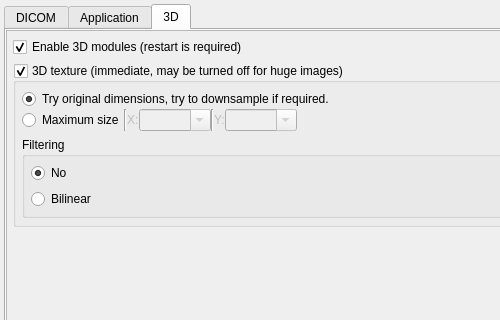
Old version of the form GUI/settingswidget.ui in the repository AlizaMedicalImaging/AlizaMS; both pictures show x 0 to 500 and y 0 to 320 of the 1005 by 620 pixel window.
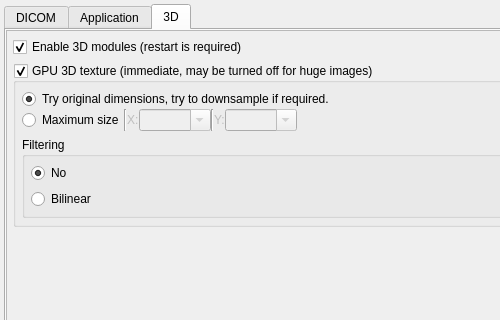
New version of the form. The open tabs and pages were chosen to show the change.

Patch:
```diff
--- a/GUI/settingswidget.ui
+++ b/GUI/settingswidget.ui
@@ -702,7 +702,7 @@
               </sizepolicy>
              </property>
              <property name="title">
-              <string>3D texture (immediate, may be turned off for huge images)</string>
+              <string>GPU 3D texture (immediate, may be turned off for huge images)</string>
              </property>
              <property name="checkable">
               <bool>true</bool>
```
